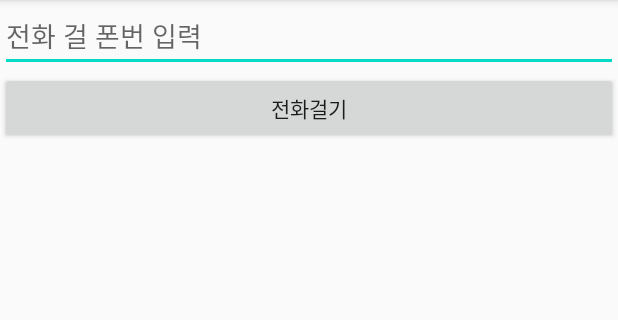
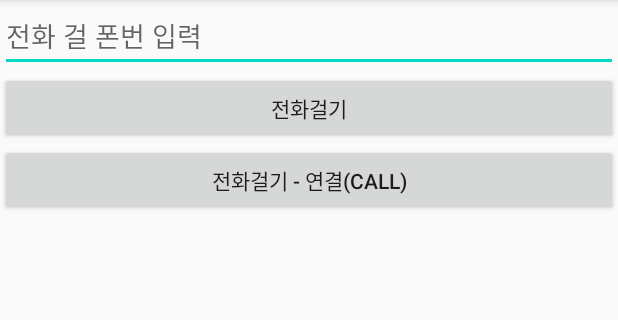
Before and after one commit to khkssong6949/AndroidIntent_20200528, an Android app: the screen it shows after launch (MainActivity), on a phone screen of 412 x 824 dp, the part 84-404 px from its top. Run offline under Robolectric (Android 15) with nearby library versions, the phone set to English and light mode, and no system bars.

Commit message:
바로 전화 연결 시도 => 권한 획득을 하지 못해서 강제 종료됨

```diff
--- a/app/src/main/res/layout/activity_main.xml
+++ b/app/src/main/res/layout/activity_main.xml
@@ -22,4 +22,12 @@
         android:layout_height="wrap_content"
         android:text="전화걸기"/>
 
+    <Button
+        android:id="@+id/callBtn"
+        android:layout_width="match_parent"
+        android:layout_height="wrap_content"
+        android:text="전화걸기 - 연결(CALL)"/>
+
+
+
 </LinearLayout>
```
Also changed, not shown: app/src/main/java/kr/co/hgney/androidintent_20200528/MainActivity.kt (+9 -0 lines).
